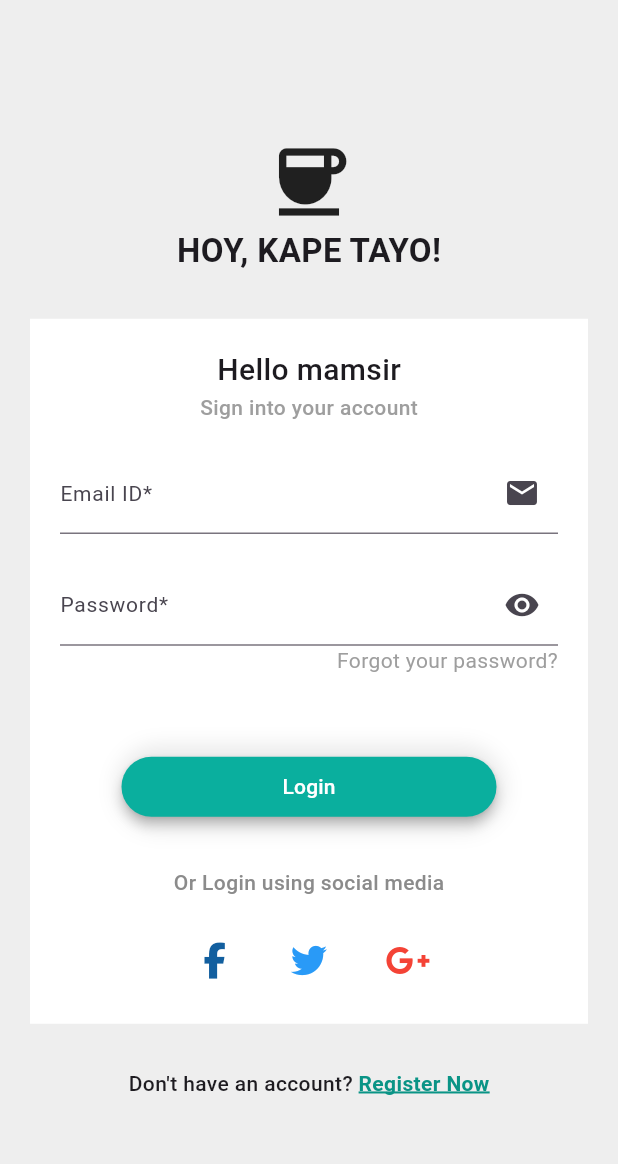
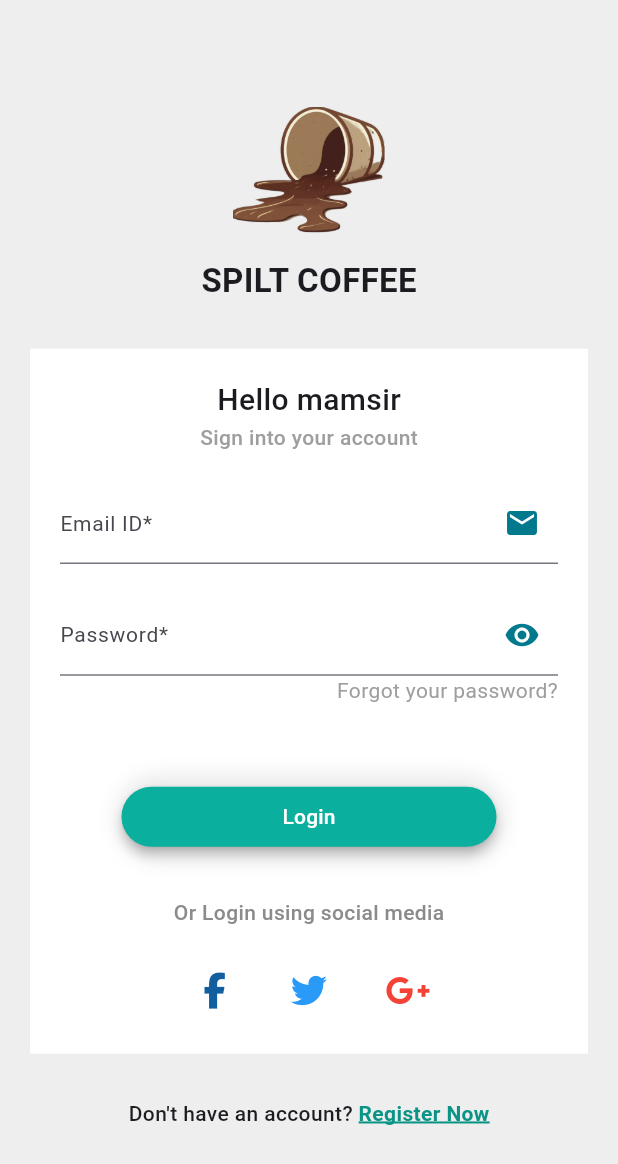
Before and after one commit to yappanthony/cs3midlogin, a Flutter app: the screen it shows after launch, on a phone screen of 412 x 824 dp. Shown: the top 1164 px of the screen. Run offline on Flutter 3.47's test engine with Material 3 defaults, Android fonts, the phone set to English and light mode, and no system bars; our stand-ins replace font_awesome_flutter.

Commit message:
move login page to its own file

```diff
--- a/lib/main.dart
+++ b/lib/main.dart
@@ -1,7 +1,6 @@
 import 'package:flutter/material.dart';
-import './widgets/logo.dart';
-import './widgets/login_card.dart';
-import './widgets/footer_msg.dart';
+import './screens/login.dart';
+
 
 void main() {
   runApp(const MainApp());
@@ -19,20 +18,7 @@ class MainApp extends StatelessWidget {
           decoration: const BoxDecoration(
             color: Color.fromARGB(255, 238, 238, 238)
           ),
-          child: const Stack(
-            children: [
-              Column(
-                mainAxisAlignment: MainAxisAlignment.center,
-                children: [
-                  Logo(),
-
-                  LoginCard(),
-
-                  FooterMsg(),
-                ],
-              ),
-            ],
-          ),
+          child: const Login(),
         )
       ),
     );
--- /dev/null
+++ b/lib/screens/login.dart
@@ -0,0 +1,29 @@
+import 'package:flutter/material.dart';
+import '../widgets/logo.dart';
+import '../widgets/login_card.dart';
+import '../widgets/footer_msg.dart';
+
+class Login extends StatelessWidget {
+  const Login({
+    super.key,
+  });
+
+  @override
+  Widget build(BuildContext context) {
+    return const Stack(
+      children: [
+
+        Column(
+          mainAxisAlignment: MainAxisAlignment.center,
+          children: [
+            Logo(),
+
+            LoginCard(),
+
+            FooterMsg(),
+          ],
+        ),
+      ],
+    );
+  }
+}
--- a/lib/widgets/login_card.dart
+++ b/lib/widgets/login_card.dart
@@ -39,7 +39,10 @@ class LoginCard extends StatelessWidget {
               labelStyle: TextStyle(
                 fontSize: 14
               ),
-              suffixIcon: Icon(Icons.email),
+              suffixIcon: Icon(
+                Icons.email,
+                color: Color.fromARGB(255, 3, 121, 142),
+              ),
             ),
           ),
           const SizedBox(
@@ -51,7 +54,11 @@ class LoginCard extends StatelessWidget {
               labelStyle: TextStyle(
                 fontSize: 14
               ),
-              suffixIcon: Icon(Icons.remove_red_eye),
+              suffixIcon: Icon(
+                Icons.remove_red_eye,
+                color: Color.fromARGB(255, 3, 121, 142),
+
+              ),
             ),
             obscureText: true,
           ),
--- a/lib/widgets/logo.dart
+++ b/lib/widgets/logo.dart
@@ -7,15 +7,15 @@ class Logo extends StatelessWidget {
 
   @override
   Widget build(BuildContext context) {
-    return const Center(
+    return Center(
       child: Column(
         children: [
-          Icon(
-            Icons.coffee,
-            size: 60,
+          Image.asset(
+            'assets/cooked-coffee.png',
+            height: 100,
           ),
-          Text(
-            "HOY, KAPE TAYO!",
+          const Text(
+            "SPILT COFFEE",
             style: TextStyle(
               fontWeight: FontWeight.w600,
               fontSize: 22
```
Also changed, not shown: assets/cooked-coffee.png (added), assets/hoy kape tayo.png (added), assets/spilt-coffee-icon.png (added).
